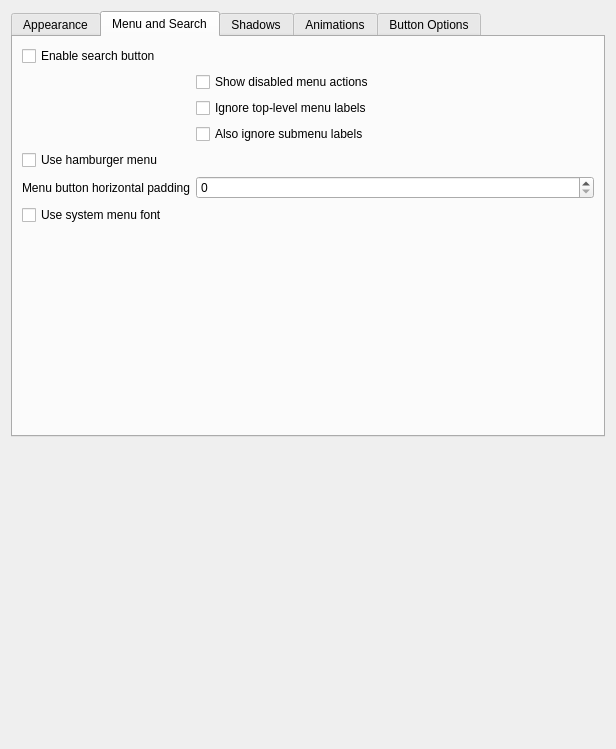
Before: the Qt Designer form src/kcm/config.ui in guiodic/material-decoration, drawn with Qt 5.
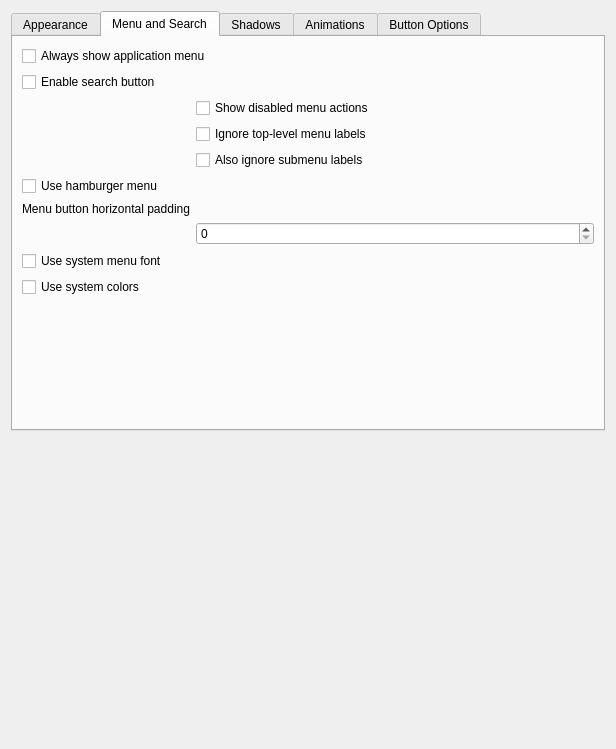
After: the same form once the commit is applied. The open tabs and pages were chosen to show the change. Custom widgets are drawn as their Qt base class.

Commit message:
Add an option to use system colours for menu buttons (solve issue #119)
Introduces a "Use system colors" feature for the material decoration, allowing the application menu buttons to adapt to the system's color palette.

Diff of the .ui file:
```diff
--- a/src/kcm/config.ui
+++ b/src/kcm/config.ui
@@ -164,20 +164,13 @@
         </widget>
        </item>
        <item row="11" column="0" colspan="2">
-        <widget class="QCheckBox" name="kcfg_MenuAlwaysShow">
-         <property name="text">
-          <string>Always show application menu</string>
-         </property>
-        </widget>
-       </item>
-       <item row="12" column="0" colspan="2">
         <widget class="QCheckBox" name="kcfg_ShowCaptionOnHover">
          <property name="text">
           <string>Show window title on mouse over</string>
          </property>
         </widget>
        </item>
-       <item row="13" column="0">
+       <item row="12" column="0">
         <widget class="QLabel" name="label_minWidthForCaption">
          <property name="text">
           <string>Minimum reserved space</string>
@@ -205,57 +198,71 @@
       </attribute>
       <layout class="QFormLayout" name="formLayout_2">
        <item row="0" column="0" colspan="2">
+        <widget class="QCheckBox" name="kcfg_MenuAlwaysShow">
+         <property name="text">
+          <string>Always show application menu</string>
+         </property>
+        </widget>
+       </item>
+       <item row="1" column="0" colspan="2">
         <widget class="QCheckBox" name="kcfg_SearchEnabled">
          <property name="text">
           <string>Enable search button</string>
          </property>
         </widget>
        </item>
-       <item row="1" column="1">
+       <item row="2" column="1">
         <widget class="QCheckBox" name="kcfg_ShowDisabledActions">
          <property name="text">
           <string>Show disabled menu actions</string>
          </property>
         </widget>
        </item>
-       <item row="2" column="1">
+       <item row="3" column="1">
         <widget class="QCheckBox" name="kcfg_SearchIgnoreTopLevel">
          <property name="text">
           <string>Ignore top-level menu labels</string>
          </property>
         </widget>
        </item>
-       <item row="3" column="1">
+       <item row="4" column="1">
         <widget class="QCheckBox" name="kcfg_SearchIgnoreSubMenus">
          <property name="text">
           <string>Also ignore submenu labels</string>
          </property>
         </widget>
        </item>
-       <item row="4" column="0" colspan="2">
+       <item row="5" column="0" colspan="2">
         <widget class="QCheckBox" name="kcfg_HamburgerMenu">
          <property name="text">
           <string>Use hamburger menu</string>
          </property>
         </widget>
        </item>
-       <item row="5" column="0">
+       <item row="6" column="0">
         <widget class="QLabel" name="label_5">
          <property name="text">
           <string>Menu button horizontal padding</string>
          </property>
         </widget>
        </item>
-       <item row="5" column="1">
+       <item row="7" column="1">
         <widget class="QSpinBox" name="kcfg_MenuButtonHorzPadding"/>
        </item>
-       <item row="6" column="0" colspan="2">
+       <item row="8" column="0" colspan="2">
         <widget class="QCheckBox" name="kcfg_UseSystemMenuFont">
          <property name="text">
           <string>Use system menu font</string>
          </property>
         </widget>
        </item>
+       <item row="9" column="0" colspan="2">
+        <widget class="QCheckBox" name="kcfg_UseSystemColors">
+         <property name="text">
+          <string>Use system colors</string>
+         </property>
+        </widget>
+       </item>
       </layout>
      </widget>
      <widget class="QWidget" name="shadowsTab">
```
The commit also changes 10 other files.
